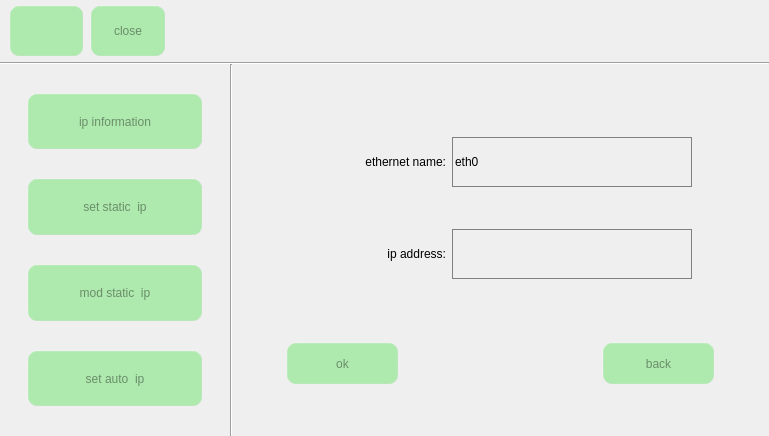
First picture: the form in ipset.ui, repository jizizihe/baijie_demo, before the edit.
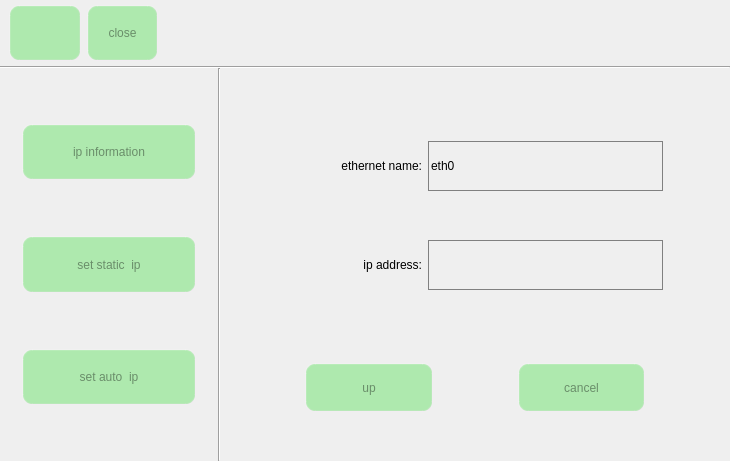
Second picture: the form after the edit. Icons and pictures are not drawn.

Commit message: func: 1.add cancel pair, disconnect, stop scanning, and display matched bluetooth in bluetooth       2.add display connected devices in wifi       3.change function button style and change layout in gpio       4.change layout in ethernet

```diff
--- a/ipset.ui
+++ b/ipset.ui
@@ -6,8 +6,8 @@
    <rect>
     <x>0</x>
     <y>0</y>
-    <width>769</width>
-    <height>436</height>
+    <width>730</width>
+    <height>461</height>
    </rect>
   </property>
   <property name="sizePolicy">
@@ -211,49 +211,49 @@
       </property>
       <item>
        <widget class="QWidget" name="widget_2" native="true">
-        <layout class="QVBoxLayout" name="verticalLayout" stretch="1,2,1,2,1,2,1,2,1">
+        <layout class="QHBoxLayout" name="horizontalLayout" stretch="1,8,1">
          <property name="spacing">
           <number>0</number>
          </property>
          <property name="leftMargin">
-          <number>5</number>
+          <number>0</number>
          </property>
          <property name="topMargin">
           <number>0</number>
          </property>
          <property name="rightMargin">
-          <number>5</number>
+          <number>0</number>
          </property>
          <property name="bottomMargin">
           <number>0</number>
          </property>
          <item>
-          <spacer name="verticalSpacer">
+          <spacer name="horizontalSpacer_3">
            <property name="orientation">
-            <enum>Qt::Vertical</enum>
+            <enum>Qt::Horizontal</enum>
            </property>
            <property name="sizeHint" stdset="0">
             <size>
-             <width>20</width>
-             <height>13</height>
+             <width>40</width>
+             <height>20</height>
             </size>
            </property>
           </spacer>
          </item>
          <item>
-          <layout class="QHBoxLayout" name="horizontalLayout_2" stretch="1,8,1">
+          <layout class="QVBoxLayout" name="verticalLayout" stretch="2,2,2,2,2,2,2">
            <property name="spacing">
             <number>0</number>
            </property>
            <item>
-            <spacer name="horizontalSpacer_3">
+            <spacer name="verticalSpacer">
              <property name="orientation">
-              <enum>Qt::Horizontal</enum>
+              <enum>Qt::Vertical</enum>
              </property>
              <property name="sizeHint" stdset="0">
               <size>
-               <width>40</width>
-               <height>20</height>
+               <width>20</width>
+               <height>13</height>
               </size>
              </property>
             </spacer>
@@ -291,47 +291,14 @@
             </widget>
            </item>
            <item>
-            <spacer name="horizontalSpacer_2">
+            <spacer name="verticalSpacer_2">
              <property name="orientation">
-              <enum>Qt::Horizontal</enum>
+              <enum>Qt::Vertical</enum>
              </property>
              <property name="sizeHint" stdset="0">
               <size>
-               <width>40</width>
-               <height>20</height>
-              </size>
-             </property>
-            </spacer>
-           </item>
-          </layout>
-         </item>
-         <item>
-          <spacer name="verticalSpacer_2">
-           <property name="orientation">
-            <enum>Qt::Vertical</enum>
-           </property>
-           <property name="sizeHint" stdset="0">
-            <size>
-             <width>20</width>
-             <height>28</height>
-            </size>
-           </property>
-          </spacer>
-         </item>
-         <item>
-          <layout class="QHBoxLayout" name="horizontalLayout_4" stretch="1,8,1">
-           <property name="spacing">
-            <number>0</number>
-           </property>
-           <item>
-            <spacer name="horizontalSpacer_6">
-             <property name="orientation">
-              <enum>Qt::Horizontal</enum>
-             </property>
-             <property name="sizeHint" stdset="0">
-              <size>
-               <width>40</width>
-               <height>20</height>
+               <width>20</width>
+               <height>28</height>
               </size>
              </property>
             </spacer>
@@ -366,128 +333,14 @@
             </widget>
            </item>
            <item>
-            <spacer name="horizontalSpacer_7">
+            <spacer name="verticalSpacer_4">
              <property name="orientation">
-              <enum>Qt::Horizontal</enum>
+              <enum>Qt::Vertical</enum>
              </property>
              <property name="sizeHint" stdset="0">
               <size>
-               <width>40</width>
-               <height>20</height>
-              </size>
-             </property>
-            </spacer>
-           </item>
-          </layout>
-         </item>
-         <item>
-          <spacer name="verticalSpacer_4">
-           <property name="orientation">
-            <enum>Qt::Vertical</enum>
-           </property>
-           <property name="sizeHint" stdset="0">
-            <size>
-             <width>20</width>
-             <height>28</height>
-            </size>
-           </property>
-          </spacer>
-         </item>
-         <item>
-          <layout class="QHBoxLayout" name="horizontalLayout_5" stretch="1,8,1">
-           <property name="spacing">
-            <number>0</number>
-           </property>
-           <item>
-            <spacer name="horizontalSpacer_8">
-             <property name="orientation">
-              <enum>Qt::Horizontal</enum>
-             </property>
-             <property name="sizeHint" stdset="0">
-              <size>
-               <width>40</width>
-               <height>20</height>
-              </size>
-             </property>
-            </spacer>
-           </item>
-           <item>
-            <widget class="QPushButton" name="modStaticIpBtn">
-             <property name="sizePolicy">
-              <sizepolicy hsizetype="Minimum" vsizetype="Minimum">
-               <horstretch>0</horstretch>
-               <verstretch>0</verstretch>
-              </sizepolicy>
-             </property>
-             <property name="minimumSize">
-              <size>
-               <width>0</width>
-               <height>0</height>
-              </size>
-             </property>
-             <property name="maximumSize">
-              <size>
-               <width>16777215</width>
-               <height>16777215</height>
-              </size>
-             </property>
-             <property name="text">
-              <string>mod static  ip</string>
-             </property>
-             <property name="icon">
-              <iconset resource="translation.qrc">
-               <normaloff>:/button_image/ethernet/modify.png</normaloff>:/button_image/ethernet/modify.png</iconset>
-             </property>
-             <property name="iconSize">
-              <size>
-               <width>30</width>
-               <height>30</height>
-              </size>
-             </property>
-            </widget>
-           </item>
-           <item>
-            <spacer name="horizontalSpacer_9">
-             <property name="orientation">
-              <enum>Qt::Horizontal</enum>
-             </property>
-             <property name="sizeHint" stdset="0">
-              <size>
-               <width>40</width>
-               <height>20</height>
-              </size>
-             </property>
-            </spacer>
-           </item>
-          </layout>
-         </item>
-         <item>
-          <spacer name="verticalSpacer_5">
-           <property name="orientation">
-            <enum>Qt::Vertical</enum>
-           </property>
-           <property name="sizeHint" stdset="0">
-            <size>
-             <width>20</width>
-             <height>28</height>
-            </size>
-           </property>
-          </spacer>
-         </item>
-         <item>
-          <layout class="QHBoxLayout" name="horizontalLayout_6" stretch="1,8,1">
-           <property name="spacing">
-            <number>0</number>
-           </property>
-           <item>
-            <spacer name="horizontalSpacer_10">
-             <property name="orientation">
-              <enum>Qt::Horizontal</enum>
-             </property>
-             <property name="sizeHint" stdset="0">
-              <size>
-               <width>40</width>
-               <height>20</height>
+               <width>20</width>
+               <height>28</height>
               </size>
              </property>
             </spacer>
@@ -522,14 +375,14 @@
             </widget>
            </item>
            <item>
-            <spacer name="horizontalSpacer_11">
+            <spacer name="verticalSpacer_6">
              <property name="orientation">
-              <enum>Qt::Horizontal</enum>
+              <enum>Qt::Vertical</enum>
              </property>
              <property name="sizeHint" stdset="0">
               <size>
-               <width>40</width>
-               <height>20</height>
+               <width>20</width>
+               <height>40</height>
               </size>
              </property>
             </spacer>
@@ -537,14 +390,14 @@
           </layout>
          </item>
          <item>
-          <spacer name="verticalSpacer_6">
+          <spacer name="horizontalSpacer_11">
            <property name="orientation">
-            <enum>Qt::Vertical</enum>
+            <enum>Qt::Horizontal</enum>
            </property>
            <property name="sizeHint" stdset="0">
             <size>
-             <width>20</width>
-             <height>40</height>
+             <width>40</width>
+             <height>20</height>
             </size>
            </property>
           </spacer>
@@ -625,21 +478,21 @@
            <property name="focusPolicy">
             <enum>Qt::WheelFocus</enum>
            </property>
-           <layout class="QVBoxLayout" name="verticalLayout_2" stretch="3,3,2,3,3,2,2">
+           <layout class="QVBoxLayout" name="verticalLayout_2" stretch="3,2,2,2,3,2,2">
             <property name="spacing">
              <number>0</number>
             </property>
             <property name="leftMargin">
-             <number>9</number>
+             <number>0</number>
             </property>
             <property name="topMargin">
-             <number>9</number>
+             <number>0</number>
             </property>
             <property name="rightMargin">
-             <number>9</number>
+             <number>0</number>
             </property>
             <property name="bottomMargin">
-             <number>9</number>
+             <number>0</number>
             </property>
             <item>
              <spacer name="verticalSpacer_7">
@@ -838,7 +691,7 @@
              </spacer>
             </item>
             <item>
-             <layout class="QHBoxLayout" name="horizontalLayout_11" stretch="2,5,9,5,2">
+             <layout class="QHBoxLayout" name="horizontalLayout_11" stretch="2,3,2,3,2">
               <property name="spacing">
                <number>0</number>
               </property>
@@ -870,7 +723,7 @@
                  </sizepolicy>
                 </property>
                 <property name="text">
-                 <string>ok</string>
+                 <string>up</string>
                 </property>
                </widget>
               </item>
@@ -888,15 +741,33 @@
                </spacer>
               </item>
               <item>
-               <widget class="QPushButton" name="backBtn">
+               <widget class="QPushButton" name="modStaticIpBtn">
                 <property name="sizePolicy">
                  <sizepolicy hsizetype="Minimum" vsizetype="Minimum">
                   <horstretch>0</horstretch>
                   <verstretch>0</verstretch>
                  </sizepolicy>
                 </property>
+                <property name="minimumSize">
+                 <size>
+                  <width>0</width>
+                  <height>0</height>
+                 </size>
+                </property>
+                <property name="maximumSize">
+                 <size>
+                  <width>16777215</width>
+                  <height>16777215</height>
+                 </size>
+                </property>
                 <property name="text">
-                 <string>back</string>
+                 <string>cancel</string>
+                </property>
+                <property name="iconSize">
+                 <size>
+                  <width>30</width>
+                  <height>30</height>
+                 </size>
                 </property>
                </widget>
               </item>
```
Left out of the diff: 157 changed lines with no effect on the pictures. The commit also changes 52 other files.
